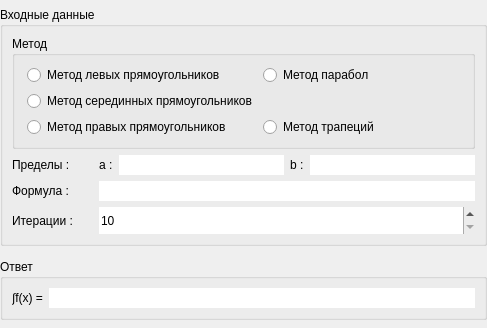
EgorAlmikeev/ProjectX, file Frames/integralConstStepFrame.ui: the form before one commit.
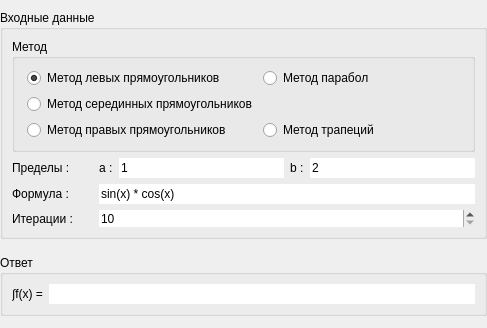
The form after the commit.

```diff
--- a/Frames/integralConstStepFrame.ui
+++ b/Frames/integralConstStepFrame.ui
@@ -181,6 +181,9 @@
            <property name="text">
             <string>Метод левых прямоугольников</string>
            </property>
+           <property name="checked">
+            <bool>true</bool>
+           </property>
           </widget>
          </item>
         </layout>
@@ -212,7 +215,7 @@
           <property name="minimumSize">
            <size>
             <width>0</width>
-            <height>27</height>
+            <height>0</height>
            </size>
           </property>
           <property name="autoFillBackground">
@@ -250,6 +253,9 @@
           <property name="autoFillBackground">
            <bool>false</bool>
           </property>
+          <property name="text">
+           <string>sin(x) * cos(x)</string>
+          </property>
           <property name="frame">
            <bool>false</bool>
           </property>
@@ -300,6 +306,9 @@
           <property name="autoFillBackground">
            <bool>false</bool>
           </property>
+          <property name="text">
+           <string>1</string>
+          </property>
           <property name="frame">
            <bool>false</bool>
           </property>
@@ -310,6 +319,9 @@
           <property name="autoFillBackground">
            <bool>false</bool>
           </property>
+          <property name="text">
+           <string>2</string>
+          </property>
           <property name="frame">
            <bool>false</bool>
           </property>
```
